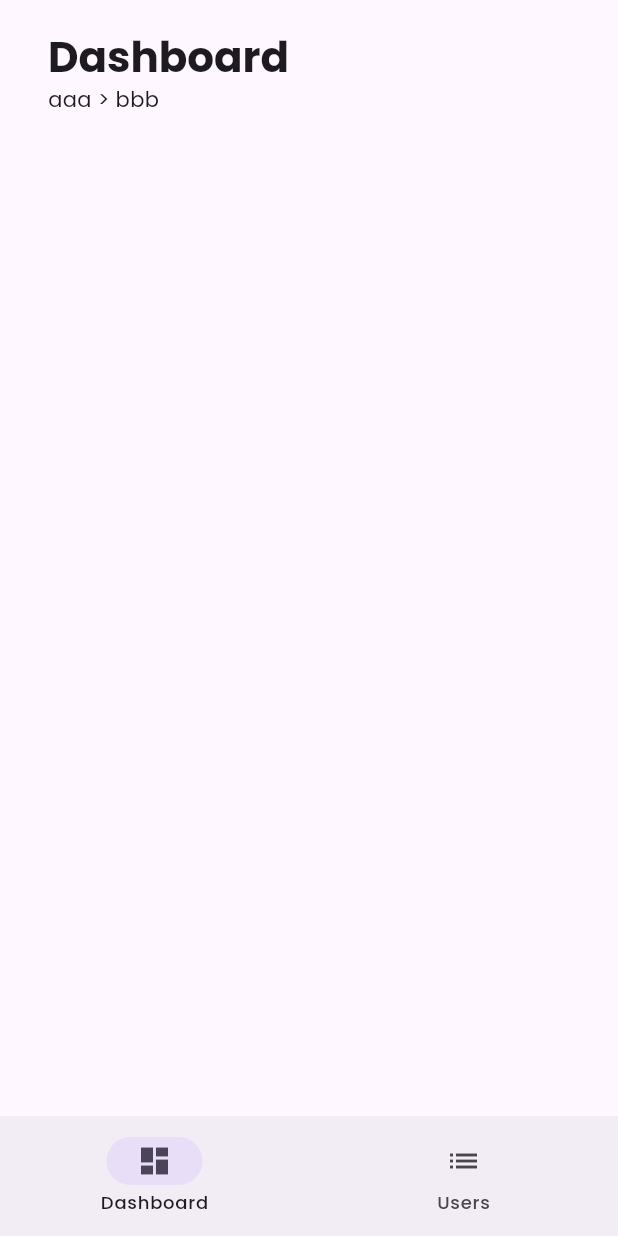
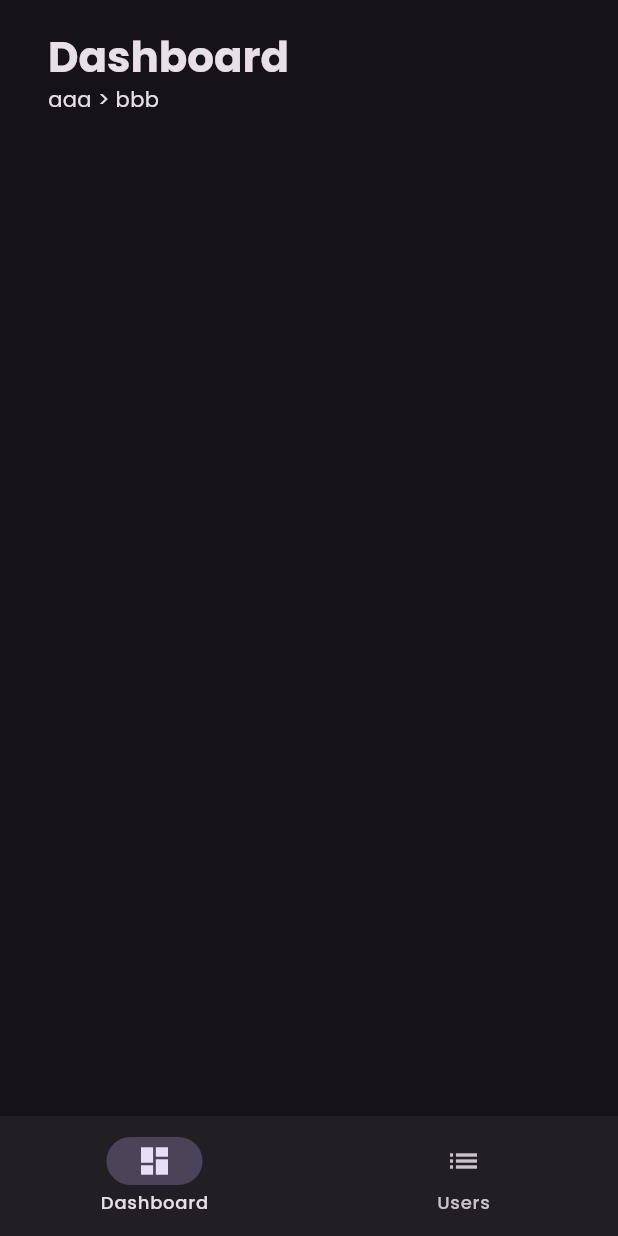
Before and after one commit to htsuruo/flutter-admin-dashboard-template, a Flutter app: the screen it shows after launch, on a phone screen of 412 x 824 dp. Run offline on Flutter 3.47's test engine with Material 2 defaults, Android fonts, the phone set to English and light mode, and no system bars; our stand-ins replace go_router, google_fonts, recase; missing offline and left inert: simple_logger.

Commit message:
Add theme

```diff
--- a/lib/features/users/user.dart
+++ b/lib/features/users/user.dart
@@ -9,6 +9,8 @@ class UserPage extends StatelessWidget {
 
   @override
   Widget build(BuildContext context) {
-    return const PageHeader(title: 'Users');
+    return const ContentView(
+      child: PageHeader(title: 'User'),
+    );
   }
 }
--- a/lib/main.dart
+++ b/lib/main.dart
@@ -1,6 +1,6 @@
 import 'package:flutter/material.dart';
+import 'package:flutter_admin_dashboard_template/theme.dart';
 import 'package:flutter_web_plugins/url_strategy.dart';
-import 'package:google_fonts/google_fonts.dart';
 
 import 'router.dart';
 
@@ -17,18 +17,9 @@ class MyApp extends StatelessWidget {
     return MaterialApp.router(
       title: 'Flutter Admin Dashboard',
       routerConfig: router,
-      theme: ThemeData(
-        colorScheme: ColorScheme.fromSeed(seedColor: Colors.deepPurple),
-        useMaterial3: true,
-        dividerTheme: const DividerThemeData(space: 0),
-        fontFamily: GoogleFonts.poppins().fontFamily,
-        bottomNavigationBarTheme: const BottomNavigationBarThemeData(
-          selectedLabelStyle: TextStyle(
-            fontWeight: FontWeight.w600,
-            fontSize: 12,
-          ),
-        ),
-      ),
+      themeMode: ThemeMode.dark,
+      theme: AppTheme.light,
+      darkTheme: AppTheme.dark,
     );
   }
 }
--- /dev/null
+++ b/lib/theme.dart
@@ -0,0 +1,33 @@
+import 'package:flutter/material.dart';
+import 'package:google_fonts/google_fonts.dart';
+
+class AppTheme {
+  AppTheme._();
+
+  static ThemeData get light => _themeData(Brightness.light);
+  static ThemeData get dark => _themeData(Brightness.dark);
+
+  static ThemeData _themeData(Brightness brightness) {
+    final themeData = ThemeData.from(
+      useMaterial3: true,
+      colorScheme: ColorScheme.fromSeed(
+        seedColor: Colors.deepPurple,
+        brightness: brightness,
+      ),
+    );
+
+    return themeData.copyWith(
+      // `ThemeData.from`で生成されるTextThemeに対してapplyしたいので`copyWith`で繋げない
+      textTheme: themeData.textTheme.apply(
+        fontFamily: GoogleFonts.poppins().fontFamily,
+      ),
+      dividerTheme: const DividerThemeData(space: 0),
+      bottomNavigationBarTheme: const BottomNavigationBarThemeData(
+        selectedLabelStyle: TextStyle(
+          fontWeight: FontWeight.w600,
+          fontSize: 12,
+        ),
+      ),
+    );
+  }
+}
```
